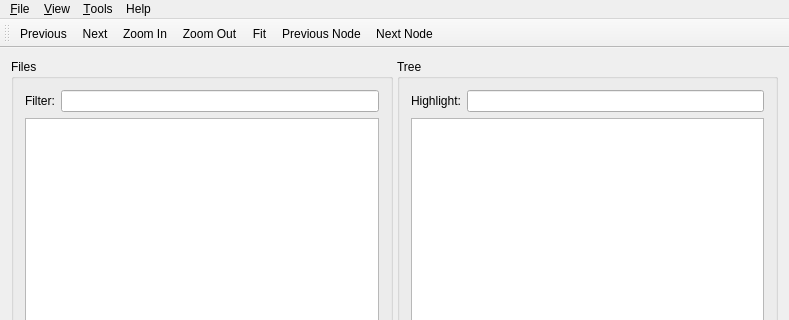
Qt form ui/DactMainWindow.ui (rug-compling/dact) before a commit; both pictures show x 0 to 789 and y 0 to 320 of the 789 by 660 pixel window.
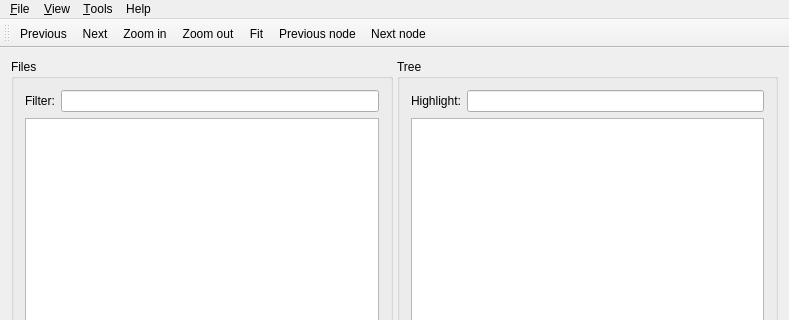
The same form after that commit. Icons and pictures are not drawn.

Commit message: Document toolbar buttons in tooltips; change zoom in to Ctrl+=

```diff
--- a/ui/DactMainWindow.ui
+++ b/ui/DactMainWindow.ui
@@ -214,7 +214,10 @@
      <normaloff>:/icons/viewmag+.png</normaloff>:/icons/viewmag+.png</iconset>
    </property>
    <property name="text">
-    <string>Zoom In</string>
+    <string>Zoom in</string>
+   </property>
+   <property name="toolTip">
+    <string>Zoom in on tree (Ctrl+=)</string>
    </property>
    <property name="shortcut">
     <string>Ctrl++</string>
@@ -229,7 +232,10 @@
      <normaloff>:/icons/viewmag-.png</normaloff>:/icons/viewmag-.png</iconset>
    </property>
    <property name="text">
-    <string>Zoom Out</string>
+    <string>Zoom out</string>
+   </property>
+   <property name="toolTip">
+    <string>Zoom out (Ctrl+-)</string>
    </property>
    <property name="shortcut">
     <string>Ctrl+-</string>
@@ -244,7 +250,10 @@
      <normaloff>:/icons/1rightarrow.png</normaloff>:/icons/1rightarrow.png</iconset>
    </property>
    <property name="text">
-    <string>Next Node</string>
+    <string>Next node</string>
+   </property>
+   <property name="toolTip">
+    <string>Next node (Ctrl+])</string>
    </property>
    <property name="shortcut">
     <string>Ctrl+]</string>
@@ -259,7 +268,10 @@
      <normaloff>:/icons/1leftarrow.png</normaloff>:/icons/1leftarrow.png</iconset>
    </property>
    <property name="text">
-    <string>Previous Node</string>
+    <string>Previous node</string>
+   </property>
+   <property name="toolTip">
+    <string>Previous node (Ctrl+[)</string>
    </property>
    <property name="shortcut">
     <string>Ctrl+[</string>
```
Left out of the diff: 10 changed lines with no effect on the pictures.
